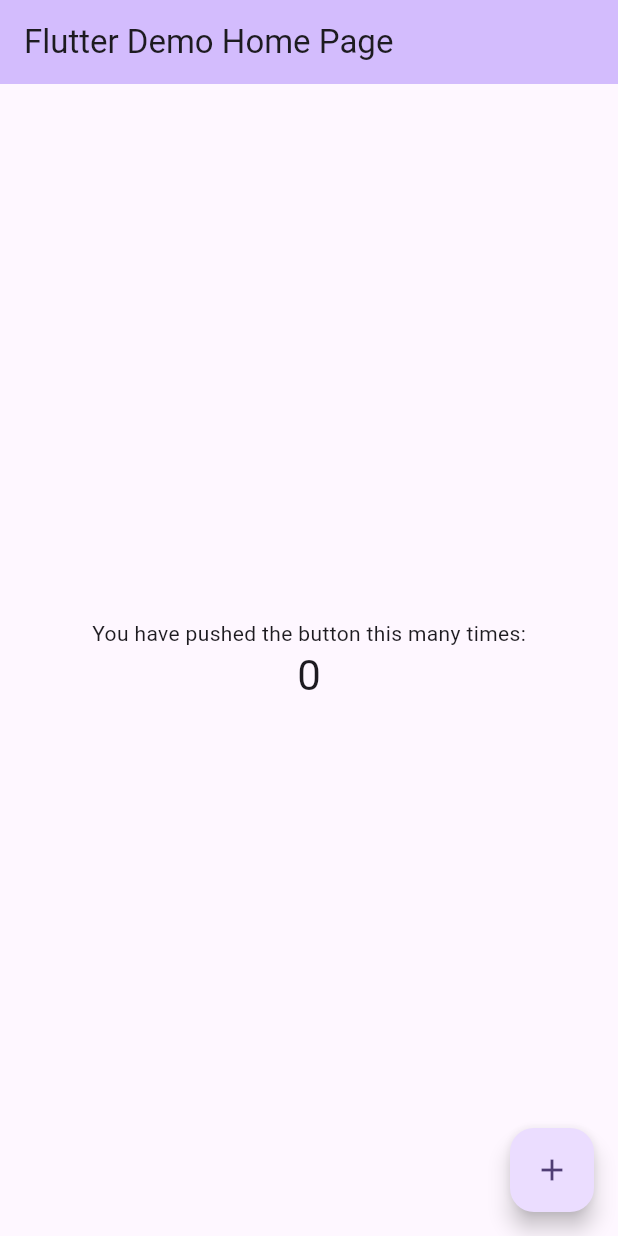
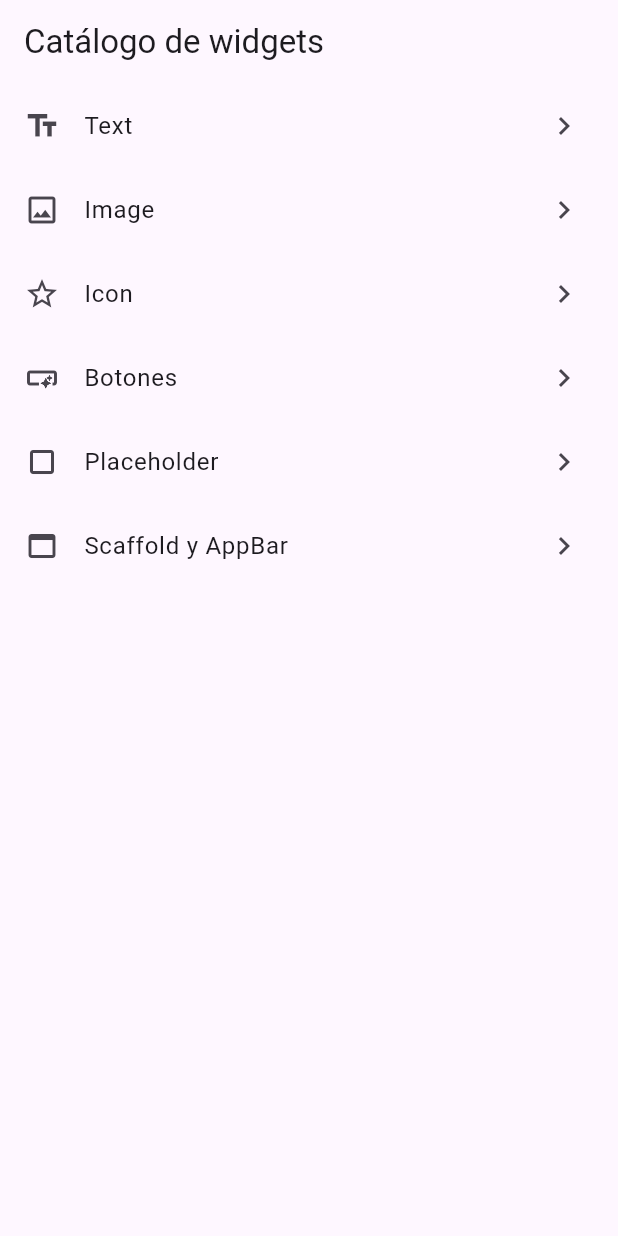
Before and after one commit to Dani-MV07/catalogo_widgets_flutter, a Flutter app: the screen it shows after launch, on a phone screen of 412 x 824 dp. Run offline on Flutter 3.47's test engine with Material 3 defaults, Android fonts, the phone set to English and light mode, and no system bars.

Commit message:
Add catalog folder structure
Include catalog placeholders, test path, and image asset directory. Preserve the home screen greeting.\n\nCo-authored-by: Copilot <223556219+Copilot@users.noreply.github.com>

```diff
--- a/lib/main.dart
+++ b/lib/main.dart
@@ -1,3 +1,4 @@
+import 'package:catalogo_widget_flutter/ui/catalogo/ui/catalogo_pantalla.dart';
 import 'package:flutter/material.dart';
 
 void main() {
@@ -11,112 +12,9 @@ class MyApp extends StatelessWidget {
   @override
   Widget build(BuildContext context) {
     return MaterialApp(
-      title: 'Flutter Demo',
-      theme: ThemeData(
-        // This is the theme of your application.
-        //
-        // TRY THIS: Try running your application with "flutter run". You'll see
-        // the application has a purple toolbar. Then, without quitting the app,
-        // try changing the seedColor in the colorScheme below to Colors.green
-        // and then invoke "hot reload" (save your changes or press the "hot
-        // reload" button in a Flutter-supported IDE, or press "r" if you used
-        // the command line to start the app).
-        //
-        // Notice that the counter didn't reset back to zero; the application
-        // state is not lost during the reload. To reset the state, use hot
-        // restart instead.
-        //
-        // This works for code too, not just values: Most code changes can be
-        // tested with just a hot reload.
-        colorScheme: .fromSeed(seedColor: Colors.deepPurple),
-      ),
-      home: const MyHomePage(title: 'Flutter Demo Home Page'),
+      title: 'Catalogo Widgets Flutter',
+      theme: ThemeData(colorScheme: .fromSeed(seedColor: Colors.deepPurple)),
+      home: const CatalogoPantalla(),
     );
   }
 }
-
-class MyHomePage extends StatefulWidget {
-  const MyHomePage({super.key, required this.title});
-
-  // This widget is the home page of your application. It is stateful, meaning
-  // that it has a State object (defined below) that contains fields that affect
-  // how it looks.
-
-  // This class is the configuration for the state. It holds the values (in this
-  // case the title) provided by the parent (in this case the App widget) and
-  // used by the build method of the State. Fields in a Widget subclass are
-  // always marked "final".
-
-  final String title;
-
-  @override
-  State<MyHomePage> createState() => _MyHomePageState();
-}
-
-class _MyHomePageState extends State<MyHomePage> {
-  int _counter = 0;
-
-  void _incrementCounter() {
-    setState(() {
-      // This call to setState tells the Flutter framework that something has
-      // changed in this State, which causes it to rerun the build method below
-      // so that the display can reflect the updated values. If we changed
-      // _counter without calling setState(), then the build method would not be
-      // called again, and so nothing would appear to happen.
-      _counter++;
-    });
-  }
-
-  @override
-  Widget build(BuildContext context) {
-    // This method is rerun every time setState is called, for instance as done
-    // by the _incrementCounter method above.
-    //
-    // The Flutter framework has been optimized to make rerunning build methods
-    // fast, so that you can just rebuild anything that needs updating rather
-    // than having to individually change instances of widgets.
-    return Scaffold(
-      appBar: AppBar(
-        // TRY THIS: Try changing the color here to a specific color (to
-        // Colors.amber, perhaps?) and trigger a hot reload to see the AppBar
-        // change color while the other colors stay the same.
-        backgroundColor: Theme.of(context).colorScheme.inversePrimary,
-        // Here we take the value from the MyHomePage object that was created by
-        // the App.build method, and use it to set our appbar title.
-        title: Text(widget.title),
-      ),
-      body: Center(
-        // Center is a layout widget. It takes a single child and positions it
-        // in the middle of the parent.
-        child: Column(
-          // Column is also a layout widget. It takes a list of children and
-          // arranges them vertically. By default, it sizes itself to fit its
-          // children horizontally, and tries to be as tall as its parent.
-          //
-          // Column has various properties to control how it sizes itself and
-          // how it positions its children. Here we use mainAxisAlignment to
-          // center the children vertically; the main axis here is the vertical
-          // axis because Columns are vertical (the cross axis would be
-          // horizontal).
-          //
-          // TRY THIS: Invoke "debug painting" (choose the "Toggle Debug Paint"
-          // action in the IDE, or press "p" in the console), to see the
-          // wireframe for each widget.
-          mainAxisAlignment: .center,
-          children: [
-            const Text('You have pushed the button this many times:'),
-            Text(
-              '$_counter',
-              style: Theme.of(context).textTheme.headlineMedium,
-            ),
-          ],
-        ),
-      ),
-      floatingActionButton: FloatingActionButton(
-        onPressed: _incrementCounter,
-        tooltip: 'Increment',
-        child: const Icon(Icons.add),
-      ),
-    );
-  }
-}
--- /dev/null
+++ b/lib/ui/catalogo/ui/catalogo_pantalla.dart
@@ -0,0 +1,95 @@
+import 'package:flutter/material.dart';
+
+import 'text_ejemplos_pantalla.dart';
+import 'image_ejemplos_pantalla.dart';
+import 'icon_ejemplos_pantalla.dart';
+import 'botones_ejemplos_pantalla.dart';
+import 'placeholder_ejemplos_pantalla.dart';
+import 'scaffold_ejemplos_pantalla.dart';
+
+class CatalogoPantalla extends StatelessWidget {
+  const CatalogoPantalla({super.key});
+
+  @override
+  Widget build(BuildContext context) {
+    return Scaffold(
+      appBar: AppBar(title: const Text('Catálogo de widgets')),
+      body: ListView(
+        children: [
+          ListTile(
+            leading: const Icon(Icons.text_fields),
+            title: const Text('Text'),
+            trailing: const Icon(Icons.chevron_right),
+            onTap: () {
+              Navigator.of(context).push(
+                MaterialPageRoute<void>(
+                  builder: (context) => const TextEjemplosPantalla(),
+                ),
+              );
+            },
+          ),
+          ListTile(
+            leading: const Icon(Icons.image_outlined),
+            title: const Text('Image'),
+            trailing: const Icon(Icons.chevron_right),
+            onTap: () {
+              Navigator.of(context).push(
+                MaterialPageRoute<void>(
+                  builder: (context) => const ImageEjemplosPantalla(),
+                ),
+              );
+            },
+          ),
+          ListTile(
+            leading: const Icon(Icons.star_outline),
+            title: const Text('Icon'),
+            trailing: const Icon(Icons.chevron_right),
+            onTap: () {
+              Navigator.of(context).push(
+                MaterialPageRoute<void>(
+                  builder: (context) => const IconEjemplosPantalla(),
+                ),
+              );
+            },
+          ),
+          ListTile(
+            leading: const Icon(Icons.smart_button_outlined),
+            title: const Text('Botones'),
+            trailing: const Icon(Icons.chevron_right),
+            onTap: () {
+              Navigator.of(context).push(
+                MaterialPageRoute<void>(
+                  builder: (context) => const BotonesEjemplosPantalla(),
+                ),
+              );
+            },
+          ),
+          ListTile(
+            leading: const Icon(Icons.crop_square),
+            title: const Text('Placeholder'),
+            trailing: const Icon(Icons.chevron_right),
+            onTap: () {
+              Navigator.of(context).push(
+                MaterialPageRoute<void>(
+                  builder: (context) => const PlaceholderEjemplosPantalla(),
+                ),
+              );
+            },
+          ),
+          ListTile(
+            leading: const Icon(Icons.web_asset),
+            title: const Text('Scaffold y AppBar'),
+            trailing: const Icon(Icons.chevron_right),
+            onTap: () {
+              Navigator.of(context).push(
+                MaterialPageRoute<void>(
+                  builder: (context) => const ScaffoldEjemplosPantalla(),
+                ),
+              );
+            },
+          ),
+        ],
+      ),
+    );
+  }
+}
--- /dev/null
+++ b/lib/ui/core/ui/etiqueta_catalogo.dart
@@ -0,0 +1 @@
+// TODO: Implementar la etiqueta reutilizable del catálogo.
```
Also changed, not shown: lib/ui/catalogo/ui/botones_ejemplos_pantalla.dart (added, +18 -0 lines), lib/ui/catalogo/ui/icon_ejemplos_pantalla.dart (added, +18 -0 lines), lib/ui/catalogo/ui/image_ejemplos_pantalla.dart (added, +18 -0 lines), lib/ui/catalogo/ui/placeholder_ejemplos_pantalla.dart (added, +18 -0 lines), lib/ui/catalogo/ui/scaffold_ejemplos_pantalla.dart (added, +18 -0 lines), lib/ui/catalogo/ui/text_ejemplos_pantalla.dart (added, +18 -0 lines), 9 other files.
